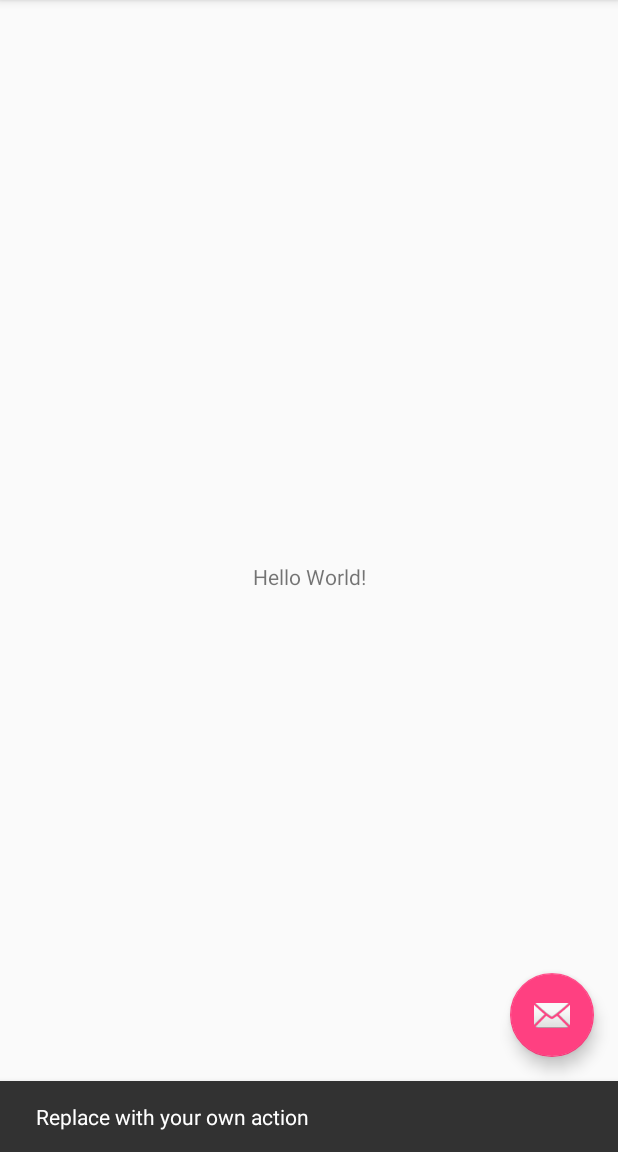
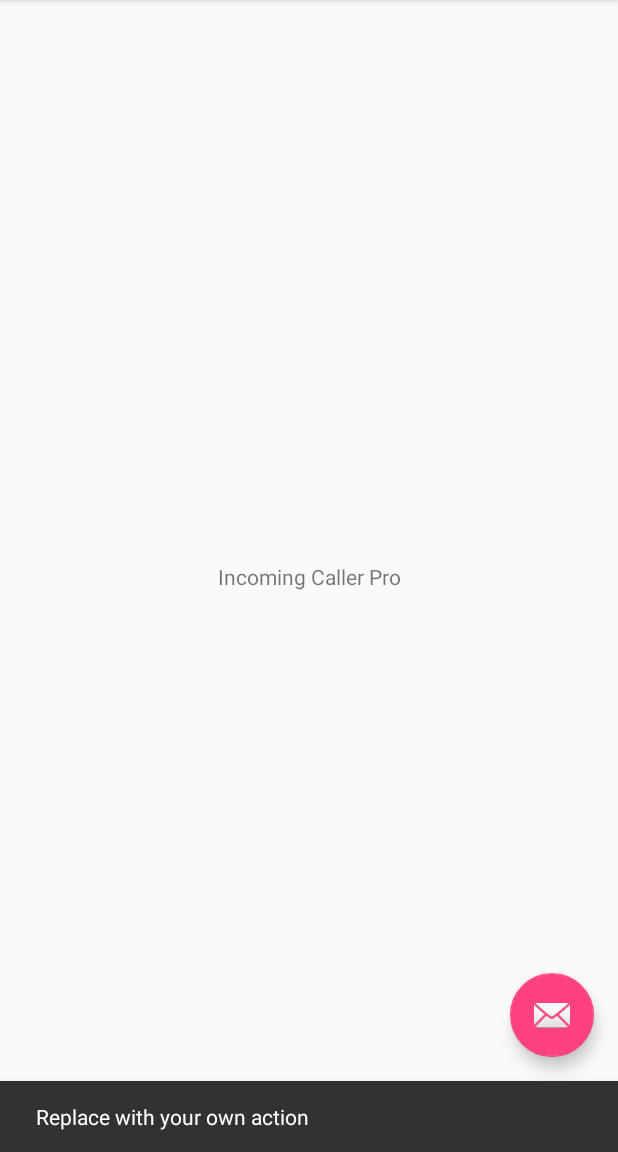
Before and after one commit to ivancwc/IncomingCallPro, an Android app: the screen it shows after launch (MainActivity), after a tap on an icon or button, on a phone screen of 412 x 824 dp, the part 84-1236 px from its top. Run offline under Robolectric (Android 15) with nearby library versions, the phone set to English and light mode, and no system bars.

```diff
--- a/app/build.gradle
+++ b/app/build.gradle
@@ -7,8 +7,8 @@ android {
         applicationId "com.example.incomingcallpro"
         minSdkVersion 15
         targetSdkVersion 25
-        versionCode 1
-        versionName "1.0"
+        versionCode 2
+        versionName "1.1"
         testInstrumentationRunner "android.support.test.runner.AndroidJUnitRunner"
     }
     buildTypes {
--- a/app/src/main/java/com/example/incomingcallpro/MainActivity.java
+++ b/app/src/main/java/com/example/incomingcallpro/MainActivity.java
@@ -14,8 +14,6 @@ import android.view.View;
 import android.view.Menu;
 import android.view.MenuItem;
 import android.widget.Toast;
-
-
 
 public class MainActivity extends AppCompatActivity {
 
@@ -47,7 +45,7 @@ public class MainActivity extends AppCompatActivity {
             }
         });
 
-        Toast.makeText(getApplicationContext(), "Fuck", Toast.LENGTH_LONG).show();
+//        Toast.makeText(getApplicationContext(), "Fuck", Toast.LENGTH_LONG).show();
         requestPhoneStatePermission();
         requestContactsPermission();
 
--- a/app/src/main/res/layout/activity_main.xml
+++ b/app/src/main/res/layout/activity_main.xml
@@ -1,5 +1,6 @@
 <?xml version="1.0" encoding="utf-8"?>
 <android.support.design.widget.CoordinatorLayout xmlns:android="http://schemas.android.com/apk/res/android"
+    android:id="@+id/myCoordinatorLayout"
     xmlns:app="http://schemas.android.com/apk/res-auto"
     xmlns:tools="http://schemas.android.com/tools"
     android:layout_width="match_parent"
--- a/app/src/main/res/layout/content_main.xml
+++ b/app/src/main/res/layout/content_main.xml
@@ -11,7 +11,7 @@
     <TextView
         android:layout_width="wrap_content"
         android:layout_height="wrap_content"
-        android:text="Hello World!"
+        android:text="Incoming Caller Pro"
         app:layout_constraintBottom_toBottomOf="parent"
         app:layout_constraintLeft_toLeftOf="parent"
         app:layout_constraintRight_toRightOf="parent"
```
Also changed, not shown: app/src/main/java/com/example/incomingcallpro/NotificationID.java (added, +13 -0 lines), app/src/main/java/com/example/incomingcallpro/PhoneStateReceiver.java (+42 -1 lines).
